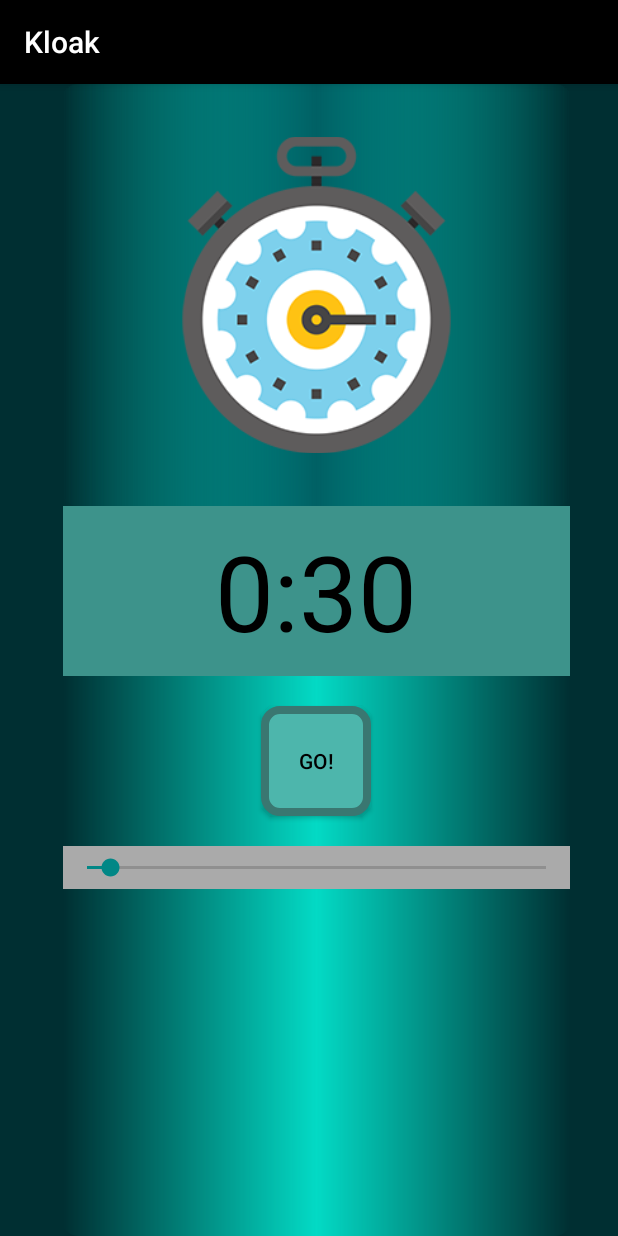
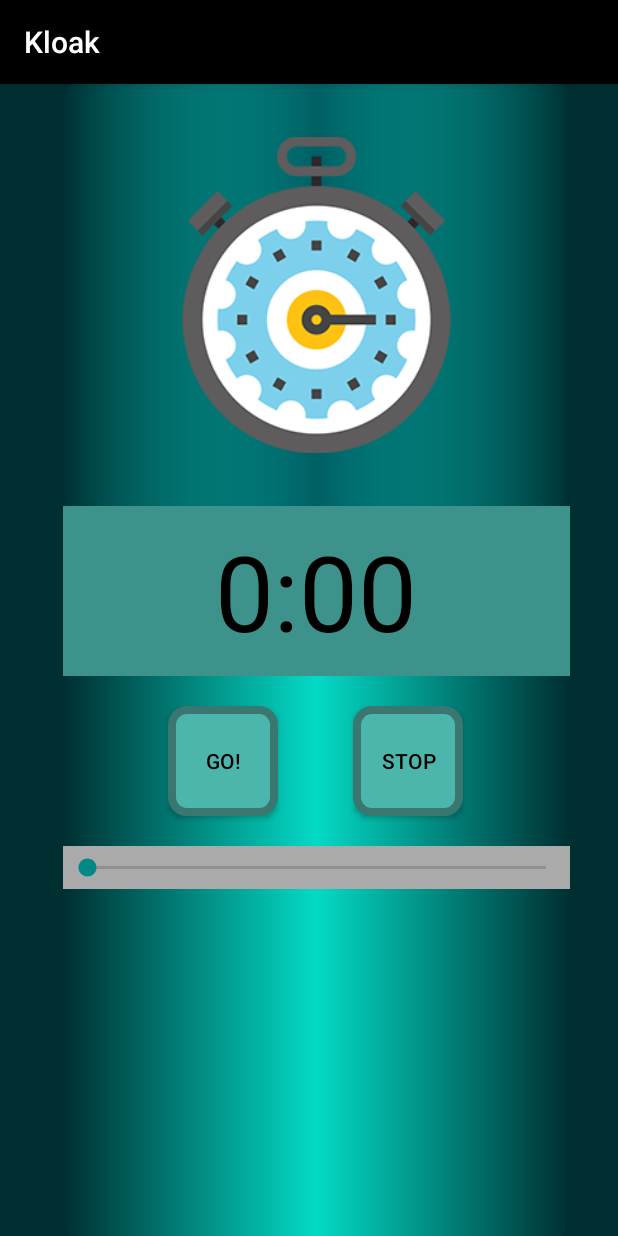
Before and after one commit to CadencePrestissimo/Kloak, an Android app: the Timer screen opened directly, with no data from a screen before it, after a tap on "STOP", on a phone screen of 412 x 824 dp. Run offline under Robolectric (Android 15) with nearby library versions, the phone set to English and light mode, and no system bars; Roboto replaces fonts that are not available here; 2 other taps on this screen came first.

Commit message:
Changed Timer

```diff
--- a/app/src/main/java/com/example/kloak/Timer.java
+++ b/app/src/main/java/com/example/kloak/Timer.java
@@ -12,18 +12,34 @@ import android.widget.ImageView;
 import android.widget.SeekBar;
 import android.widget.TextView;
 
+import static java.lang.Integer.valueOf;
+
 public class Timer extends AppCompatActivity {
     SeekBar timerSeekBar;
     TextView timerTextView;
     Button controllerButton;
+    Button pauseButton;
     ImageView imageView4;
     Boolean counterIsActive = false;
+    int time;
+    Boolean pau=false;
     CountDownTimer countDownTimer;
 
-    public void resetTimer() {
+    public void pauseTimer()
+    {
+        updateTimer(time);
+        countDownTimer.cancel();
+        controllerButton.setText("Go!");
+        timerSeekBar.setEnabled(true);
+        timerSeekBar.setProgress(time);
+        counterIsActive = false;
+    }
 
-        timerTextView.setText("0:30");
-        timerSeekBar.setProgress(30);
+    public void resetTimer()
+    {
+
+        timerTextView.setText("0:00");
+        timerSeekBar.setProgress(0);
         countDownTimer.cancel();
         controllerButton.setText("Go!");
         timerSeekBar.setEnabled(true);
@@ -48,21 +64,29 @@ public class Timer extends AppCompatActivity {
 
     }
 
+    public void setTime(int t)
+    {
+        time=t;
+    }
+
+
 
     public void controlTimer(View view) {
         view.setAlpha(0.3f);
         view.animate().alpha(1f);
-        if (counterIsActive == false) {
+
+        if (counterIsActive == false ) {
 
             counterIsActive = true;
             timerSeekBar.setEnabled(false);
-            controllerButton.setText("Stop");
+            controllerButton.setText("Pause");
 
             countDownTimer = new CountDownTimer(timerSeekBar.getProgress() * 1000 + 100, 1000) {
 
                 @Override
                 public void onTick(long millisUntilFinished) {
                     updateTimer((int) millisUntilFinished / 1000);
+                    setTime((int) millisUntilFinished/1000);
                 }
 
                 @Override
@@ -74,10 +98,12 @@ public class Timer extends AppCompatActivity {
                     resetTimer();
 
                 }
+
             }.start();
 
-        } else {
-            resetTimer();
+        }
+        else {
+            pauseTimer();
         }
     }
 
@@ -90,16 +116,22 @@ public class Timer extends AppCompatActivity {
         timerSeekBar = (SeekBar)findViewById(R.id.timerSeekBar);
         timerTextView = (TextView)findViewById(R.id.timerTextView);
         controllerButton = (Button)findViewById(R.id.controllerButton);
+        pauseButton=(Button)findViewById(R.id.pauseButton);
+
+        pauseButton.setOnClickListener(new View.OnClickListener() {
+            @Override
+            public void onClick(View v) {
+                resetTimer();
+            }
+        });
 
         timerSeekBar.setMax(600);
-        timerSeekBar.setProgress(30);
+        timerSeekBar.setProgress(0);
 
         timerSeekBar.setOnSeekBarChangeListener(new SeekBar.OnSeekBarChangeListener() {
             @Override
             public void onProgressChanged(SeekBar seekBar, int progress, boolean fromUser) {
-
                 updateTimer(progress);
-
             }
 
             @Override
--- a/app/src/main/res/layout/activity_timer.xml
+++ b/app/src/main/res/layout/activity_timer.xml
@@ -39,18 +39,38 @@
             android:textColor="@color/ic_launcher_background"
             android:textSize="70sp" />
 
+        <LinearLayout
+            android:layout_width="match_parent"
+            android:layout_height="wrap_content"
+            android:orientation="horizontal">
             <Button
                 android:id="@+id/controllerButton"
                 android:layout_width="73dp"
                 android:layout_height="73dp"
-            android:layout_gravity="center"
                 android:layout_marginTop="20dp"
                 android:layout_marginBottom="20dp"
+                android:layout_marginStart="70dp"
                 android:background="@drawable/rounded2"
                 android:gravity="center"
                 android:onClick="controlTimer"
                 android:text="@string/go132"
                 android:textColor="@color/ic_launcher_background" />
+
+            <Button
+                android:id="@+id/pauseButton"
+                android:layout_width="73dp"
+                android:layout_height="73dp"
+                android:layout_marginTop="20dp"
+                android:layout_marginBottom="20dp"
+                android:layout_marginStart="50dp"
+                android:background="@drawable/rounded2"
+                android:gravity="center"
+                android:text="Stop"
+                android:textColor="@color/ic_launcher_background" />
+
+        </LinearLayout>
+
+
 
         <SeekBar
             android:id="@+id/timerSeekBar"
@@ -59,6 +79,7 @@
             android:background="@android:color/darker_gray"
             android:indeterminate="false"
             android:padding="5dp" />
+
     </LinearLayout>
 
 </RelativeLayout>
--- a/app/src/main/res/values/strings.xml
+++ b/app/src/main/res/values/strings.xml
@@ -172,4 +172,5 @@
     <string name="ringtone">Ringtone</string>
     <string name="alarm_1">Alarm 1</string>
     <string name="delete">Delete</string>
+    <string name="pause">Pause</string>
 </resources>
```
Also changed, not shown: app/src/main/java/com/example/kloak/SetAlarmActivity.java (+8 -9 lines), app/src/main/res/layout/activity_settings.xml (+20 -8 lines). Lines whose indentation alone changed are shown as unchanged.
